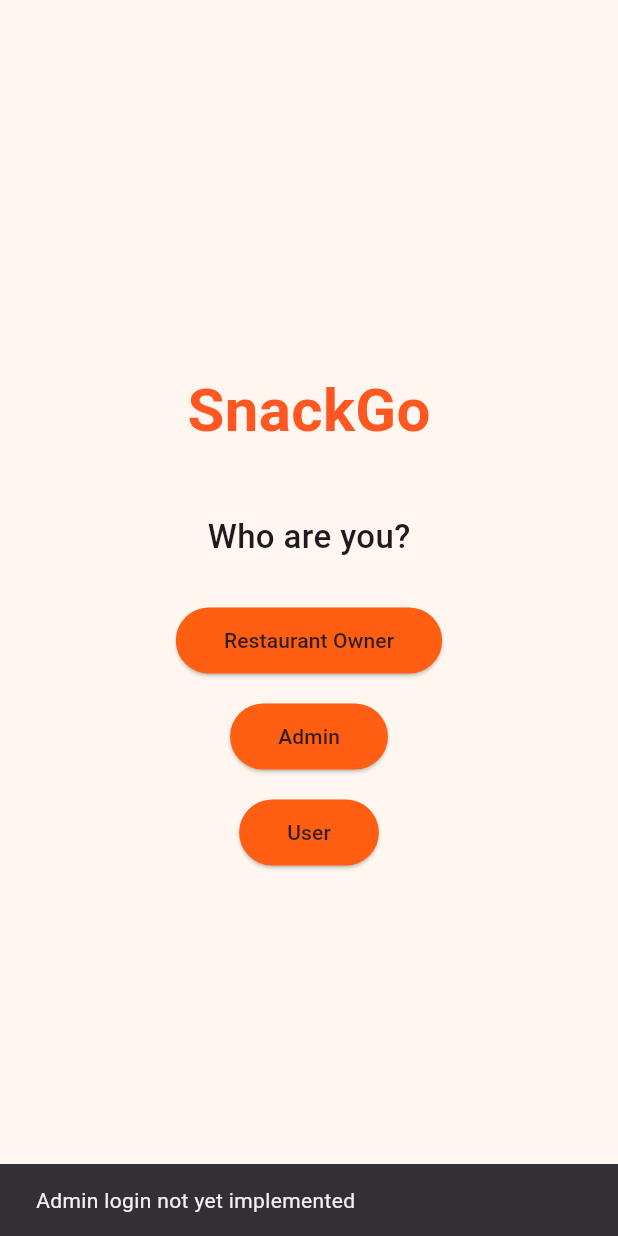
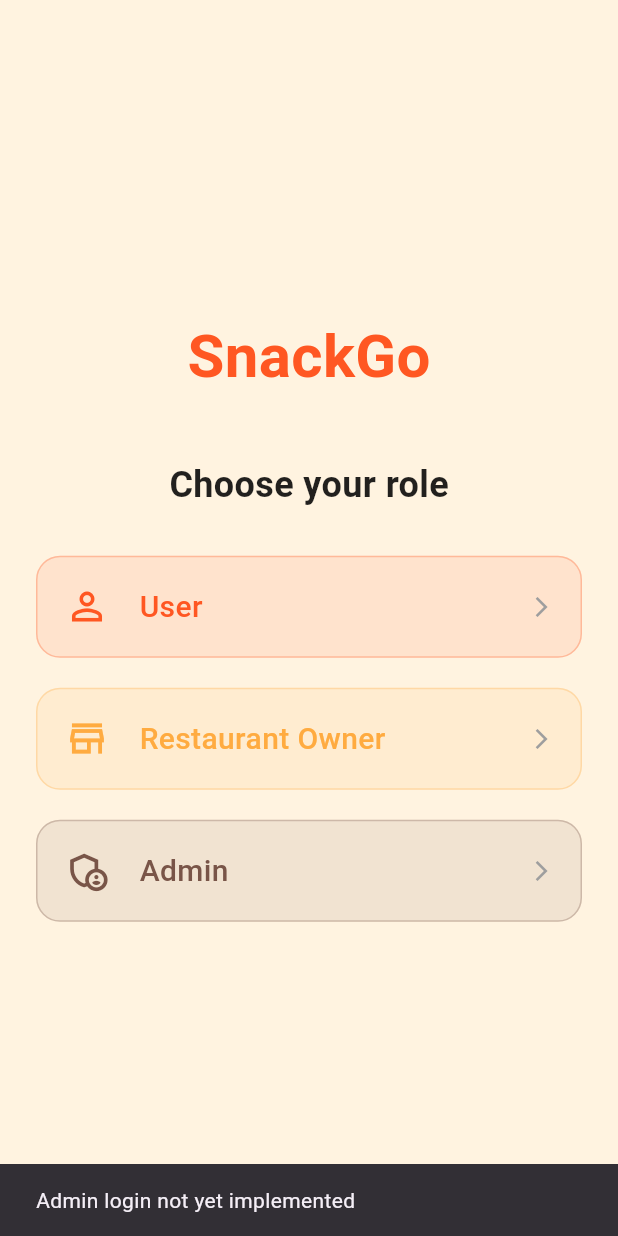
Before and after one commit to ManasviPatodia/Swiggy-Clone, a Flutter app: the screen it shows after launch, after a tap on "Admin", on a phone screen of 412 x 824 dp. Run offline on Flutter 3.47's test engine with Material 3 defaults, Android fonts, the phone set to English and light mode, and no system bars; our stand-ins replace cloud_firestore, firebase_auth, firebase_core, google_sign_in; accounts and stored records are empty.

Commit message:
Added a splash page

```diff
--- a/lib/main.dart
+++ b/lib/main.dart
@@ -1,8 +1,10 @@
 import 'package:flutter/material.dart';
 import 'package:firebase_core/firebase_core.dart';
+
 import 'welcome_page.dart';
 import 'restaurant_signup_page.dart';
 import 'restaurant_login_page.dart';
+import 'splash_page.dart';
 
 void main() async {
   WidgetsFlutterBinding.ensureInitialized();
@@ -17,57 +19,14 @@ class SnackGoApp extends StatelessWidget {
   Widget build(BuildContext context) {
     return MaterialApp(
       title: 'SnackGo',
-      home: const WelcomePage(),
+      debugShowCheckedModeBanner: false,
+      // Start at SplashPage
+      home: const SplashPage(),
       routes: {
+        '/welcome': (context) => const WelcomePage(),
         '/restaurantSignup': (context) => const RestaurantSignupPage(),
         '/restaurantLogin': (context) => const RestaurantLoginPage(),
       },
     );
   }
 }
-
-class MyHomePage extends StatefulWidget {
-  const MyHomePage({super.key, required this.title});
-
-  final String title;
-
-  @override
-  State<MyHomePage> createState() => _MyHomePageState();
-}
-
-class _MyHomePageState extends State<MyHomePage> {
-  int _counter = 0;
-
-  void _incrementCounter() {
-    setState(() {
-      _counter++;
-    });
-  }
-
-  @override
-  Widget build(BuildContext context) {
-    return Scaffold(
-      appBar: AppBar(
-        backgroundColor: Theme.of(context).colorScheme.inversePrimary,
-        title: Text(widget.title),
-      ),
-      body: Center(
-        child: Column(
-          mainAxisAlignment: MainAxisAlignment.center,
-          children: <Widget>[
-            const Text('You have pushed the button this many times:'),
-            Text(
-              '$_counter',
-              style: Theme.of(context).textTheme.headlineMedium,
-            ),
-          ],
-        ),
-      ),
-      floatingActionButton: FloatingActionButton(
-        onPressed: _incrementCounter,
-        tooltip: 'Increment',
-        child: const Icon(Icons.add),
-      ),
-    );
-  }
-}
--- a/lib/restaurant_signup_page.dart
+++ b/lib/restaurant_signup_page.dart
@@ -36,7 +36,7 @@ class _RestaurantSignupPageState extends State<RestaurantSignupPage> {
           );
 
       final uid = userCred.user!.uid;
-      final restaurantId = const Uuid().v4().substring(0, 8); // short ID
+      final restaurantId = const Uuid().v4().substring(0, 8);
 
       await FirebaseFirestore.instance
           .collection('restaurants')
--- /dev/null
+++ b/lib/splash_page.dart
@@ -0,0 +1,34 @@
+import 'package:flutter/material.dart';
+
+class SplashPage extends StatefulWidget {
+  const SplashPage({super.key});
+
+  @override
+  State<SplashPage> createState() => _SplashPageState();
+}
+
+class _SplashPageState extends State<SplashPage> {
+  @override
+  void initState() {
+    super.initState();
+
+    Future.delayed(const Duration(seconds: 4), () {
+      Navigator.pushReplacementNamed(context, '/welcome');
+    });
+  }
+
+  @override
+  Widget build(BuildContext context) {
+    return Scaffold(
+      backgroundColor: const Color.fromARGB(255, 255, 94, 19), // Orange color
+      body: Center(
+        child: Image.asset(
+          'assets/logo.png',
+          width: 400,
+          height: 400,
+          fit: BoxFit.contain,
+        ),
+      ),
+    );
+  }
+}
--- a/lib/welcome_page.dart
+++ b/lib/welcome_page.dart
@@ -26,65 +26,51 @@ class WelcomePage extends StatelessWidget {
   @override
   Widget build(BuildContext context) {
     return Scaffold(
-      backgroundColor: const Color.fromARGB(255, 255, 247, 239),
+      backgroundColor: const Color(0xFFFFF3E0), // Swiggy-like warm background
       body: Center(
+        // Center everything vertically and horizontally
         child: Padding(
-          padding: const EdgeInsets.all(24.0),
+          padding: const EdgeInsets.symmetric(horizontal: 24),
           child: Column(
-            mainAxisAlignment: MainAxisAlignment.center,
+            mainAxisSize: MainAxisSize.min,
             children: [
-              Text(
+              const Text(
                 'SnackGo',
                 style: TextStyle(
                   fontSize: 40,
                   fontWeight: FontWeight.bold,
-                  color: Colors.deepOrange,
+                  color: Color(0xFFFF5722), // Swiggy Orange
                 ),
               ),
               const SizedBox(height: 40),
-              Text(
-                'Who are you?',
-                style: TextStyle(fontSize: 22, fontWeight: FontWeight.w500),
+              const Text(
+                'Choose your role',
+                style: TextStyle(
+                  fontSize: 24,
+                  fontWeight: FontWeight.w600,
+                  color: Colors.black87,
+                ),
               ),
               const SizedBox(height: 30),
-              ElevatedButton(
-                onPressed:
-                    () => navigateToRolePage(context, 'Restaurant Owner'),
-                style: ElevatedButton.styleFrom(
-                  backgroundColor: const Color.fromARGB(255, 255, 94, 19),
-                  foregroundColor: const Color.fromARGB(255, 51, 30, 30),
-                  padding: const EdgeInsets.symmetric(
-                    horizontal: 32,
-                    vertical: 12,
-                  ),
-                ),
-                child: const Text('Restaurant Owner'),
+              _roleCard(
+                context,
+                role: 'User',
+                icon: Icons.person_outline,
+                color: Colors.deepOrange,
               ),
-              const SizedBox(height: 16),
-              ElevatedButton(
-                onPressed: () => navigateToRolePage(context, 'Admin'),
-                style: ElevatedButton.styleFrom(
-                  backgroundColor: const Color.fromARGB(255, 255, 94, 19),
-                  foregroundColor: const Color.fromARGB(255, 51, 30, 30),
-                  padding: const EdgeInsets.symmetric(
-                    horizontal: 32,
-                    vertical: 12,
-                  ),
-                ),
-                child: const Text('Admin'),
+              const SizedBox(height: 20),
+              _roleCard(
+                context,
+                role: 'Restaurant Owner',
+                icon: Icons.store_mall_directory_outlined,
+                color: Colors.orangeAccent,
               ),
-              const SizedBox(height: 16),
-              ElevatedButton(
-                onPressed: () => navigateToRolePage(context, 'User'),
-                style: ElevatedButton.styleFrom(
-                  backgroundColor: const Color.fromARGB(255, 255, 94, 19),
-                  foregroundColor: const Color.fromARGB(255, 51, 30, 30),
-                  padding: const EdgeInsets.symmetric(
-                    horizontal: 32,
-                    vertical: 12,
-                  ),
-                ),
-                child: const Text('User'),
+              const SizedBox(height: 20),
+              _roleCard(
+                context,
+                role: 'Admin',
+                icon: Icons.admin_panel_settings_outlined,
+                color: Colors.brown,
               ),
             ],
           ),
@@ -92,4 +78,40 @@ class WelcomePage extends StatelessWidget {
       ),
     );
   }
+
+  Widget _roleCard(
+    BuildContext context, {
+    required String role,
+    required IconData icon,
+    required Color color,
+  }) {
+    return InkWell(
+      onTap: () => navigateToRolePage(context, role),
+      borderRadius: BorderRadius.circular(16),
+      child: Container(
+        padding: const EdgeInsets.all(18),
+        decoration: BoxDecoration(
+          color: color.withOpacity(0.1),
+          border: Border.all(color: color.withOpacity(0.3)),
+          borderRadius: BorderRadius.circular(16),
+        ),
+        child: Row(
+          children: [
+            Icon(icon, size: 30, color: color),
+            const SizedBox(width: 20),
+            Text(
+              role,
+              style: TextStyle(
+                fontSize: 20,
+                fontWeight: FontWeight.w500,
+                color: color,
+              ),
+            ),
+            const Spacer(),
+            const Icon(Icons.arrow_forward_ios, size: 16, color: Colors.grey),
+          ],
+        ),
+      ),
+    );
+  }
 }
```
Also changed, not shown: pubspec.yaml (+3 -65 lines), assets/logo.png (added), 1 other file.
